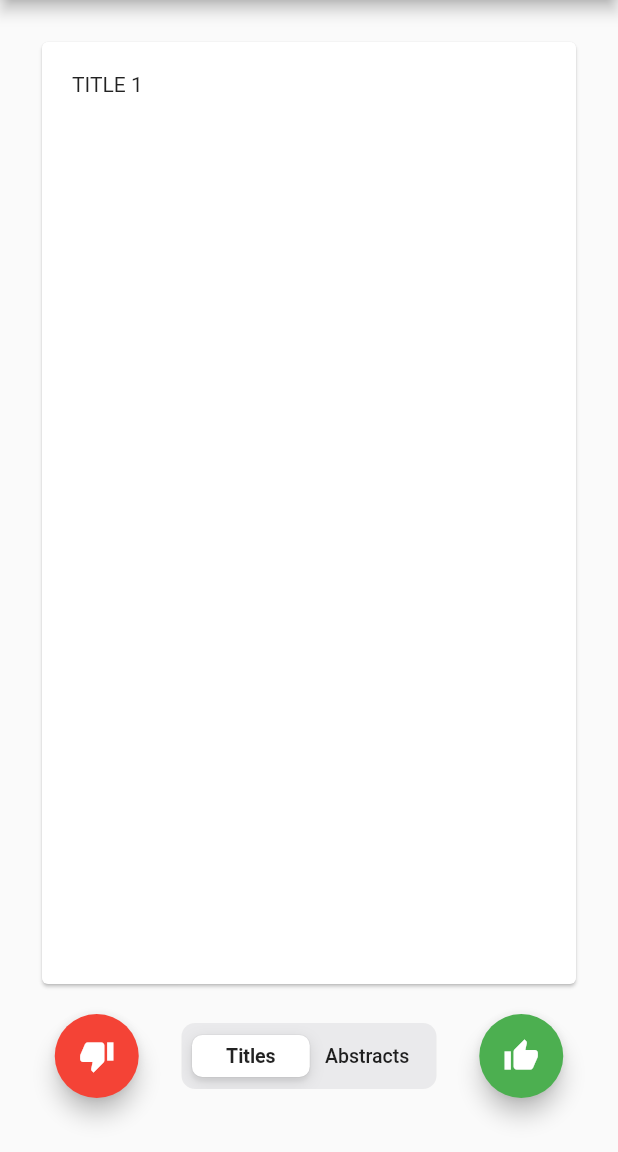
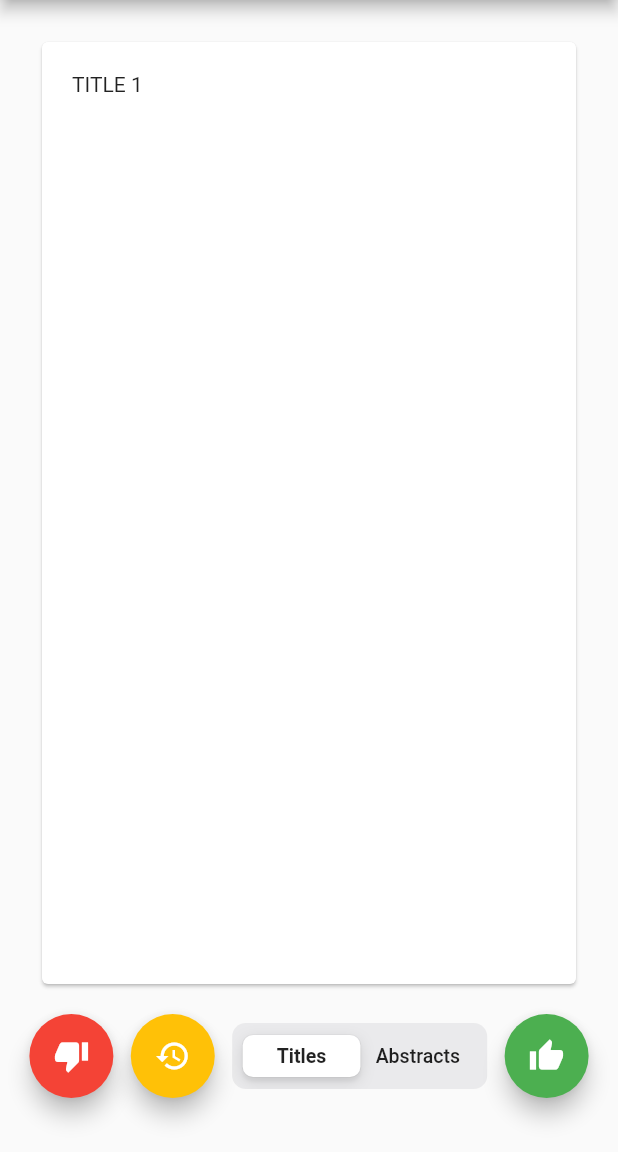
Before and after one commit to enigmatic-bacon/scilit-review, a Flutter app: the screen it shows after launch, on a phone screen of 412 x 824 dp, the part 84-1236 px from its top. Run offline on Flutter 3.47's test engine with Material 2 defaults, Android fonts, the phone set to English and light mode, and no system bars.

Commit message:
Added back button to go to previous titlles

```diff
--- a/lib/frontend/bottombar.dart
+++ b/lib/frontend/bottombar.dart
@@ -4,6 +4,7 @@ import 'package:flutter/material.dart';
 class MyBottomBar extends StatefulWidget {
   final Function() notifyParentGood;
   final Function() notifyParentBad;
+  final Function() goBack;
   final Function() switchToTitles;
   final Function() switchToAbstracts;
 
@@ -11,6 +12,7 @@ class MyBottomBar extends StatefulWidget {
     Key key,
     @required this.notifyParentGood,
     @required this.notifyParentBad,
+    @required this.goBack,
     @required this.switchToTitles,
     @required this.switchToAbstracts,
   }) : super(key: key);
@@ -35,6 +37,11 @@ class _MyBottomBarState extends State<MyBottomBar> {
           onPressed: widget.notifyParentBad,
           backgroundColor: Colors.red,
           child: Icon(Icons.thumb_down),
+        ),
+        FloatingActionButton(
+          onPressed: widget.goBack,
+          backgroundColor: Colors.amber,
+          child: Icon(Icons.history),
         ),
         CupertinoSlidingSegmentedControl(
           padding: EdgeInsets.all(8.0),
```
Also changed, not shown: lib/frontend/homepage.dart (+12 -1 lines).
